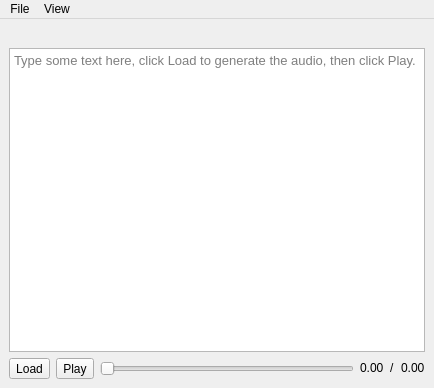
Before: the Qt Designer form morshutalkgui/ui/mainwindow.ui in n0spaces/MorshuTalk, drawn with Qt 5.
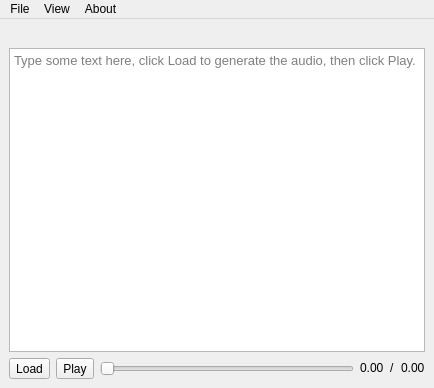
After: the same form once the commit is applied. Icons and pictures are not drawn.

```diff
--- a/morshutalkgui/ui/mainwindow.ui
+++ b/morshutalkgui/ui/mainwindow.ui
@@ -187,8 +187,15 @@
     </property>
     <addaction name="action_view_sprite"/>
    </widget>
+   <widget class="QMenu" name="menuAbout">
+    <property name="title">
+     <string>About</string>
+    </property>
+    <addaction name="action_github"/>
+   </widget>
    <addaction name="menu_file"/>
    <addaction name="menuView"/>
+   <addaction name="menuAbout"/>
   </widget>
   <action name="action_view_sprite">
    <property name="checkable">
```
Left out of the diff: 5 changed lines with no effect on the pictures.
